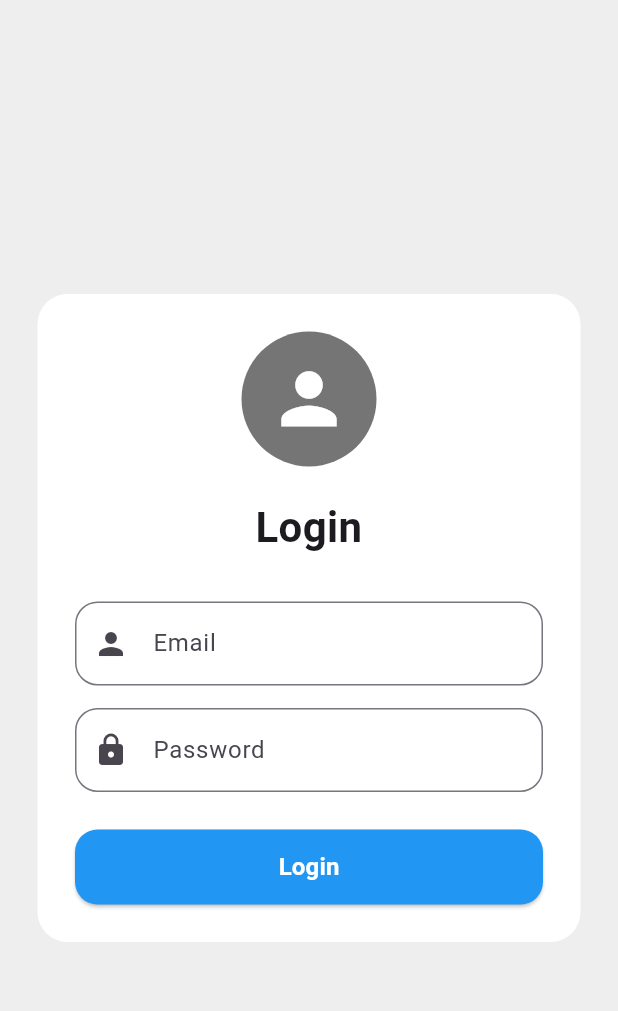
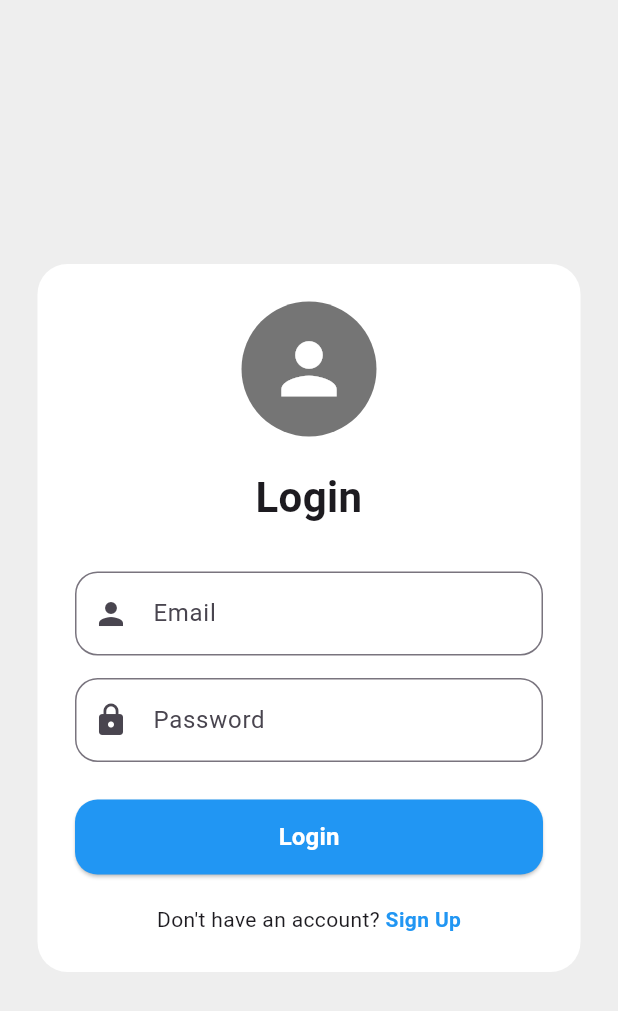
Before and after one commit to danielpeig/flutter-final-project, a Flutter app: the RegisterPage screen opened directly, after a tap on "Login", on a phone screen of 412 x 824 dp. Shown: the top 1011 px of the screen. Run offline on Flutter 3.47's test engine with Material 3 defaults, Android fonts, the phone set to English and light mode, and no system bars; our stand-ins replace cloud_firestore, firebase_auth, firebase_core; accounts and stored records are empty; network calls fail.

Commit message:
Merge Fix

```diff
--- a/lib/login.dart
+++ b/lib/login.dart
@@ -152,6 +152,33 @@ class _LoginPageState extends State<LoginPage> {
                 ),
               ),
 
+              const SizedBox(height: 20),
+
+              Row(
+                mainAxisAlignment: MainAxisAlignment.center,
+                children: [
+                  const Text("Don't have an account? "),
+                  GestureDetector(
+                    onTap: () {
+                      Navigator.push(
+                        context,
+                        MaterialPageRoute(
+                          builder: (context) => const RegisterPage(),
+                        ),
+                      );
+                    },
+                    child: const Text(
+                      "Sign Up",
+                      style: TextStyle(
+                        color: Colors.blue,
+                        fontWeight: FontWeight.bold,
+                      ),
+                    ),
+                  ),
+                ],
+              ),
+
+
             ],
           ),
         ),
```
Also changed, not shown: lib/main.dart (+3 -5 lines), lib/registration.dart (+4 -17 lines), pubspec.yaml (+3 -7 lines), pubspec.lock, 2 other files.
